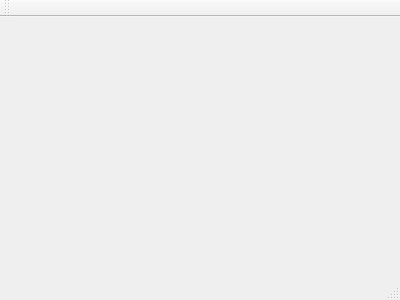
Above: src/gui/MainWindow.ui from highflyers/highflyers-gcs before the change. Below: the same form after it.
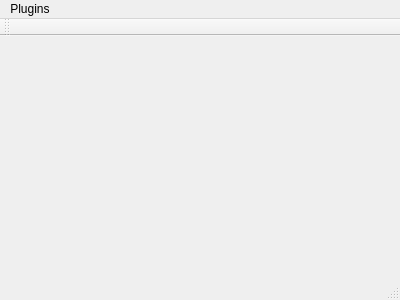
That is the form after the change.

Commit message: added core controller(draft) simple plugin loader gui implementation

What changed in the file:
```diff
--- a/src/gui/MainWindow.ui
+++ b/src/gui/MainWindow.ui
@@ -12,13 +12,40 @@
   <property name="windowTitle" >
    <string>MainWindow</string>
   </property>
-  <widget class="QMenuBar" name="menuBar" />
-  <widget class="QToolBar" name="mainToolBar" />
-  <widget class="QWidget" name="centralWidget" />
-  <widget class="QStatusBar" name="statusBar" />
+  <widget class="QWidget" name="centralWidget"/>
+  <widget class="QMenuBar" name="menuBar">
+   <property name="geometry">
+    <rect>
+     <x>0</x>
+     <y>0</y>
+     <width>400</width>
+     <height>19</height>
+    </rect>
+   </property>
+   <widget class="QMenu" name="menuPlugins">
+    <property name="title">
+     <string>Plugins</string>
+    </property>
+    <addaction name="actionLoad_Plugin"/>
+   </widget>
+   <addaction name="menuPlugins"/>
+  </widget>
+  <widget class="QToolBar" name="mainToolBar">
+   <attribute name="toolBarArea">
+    <enum>TopToolBarArea</enum>
+   </attribute>
+   <attribute name="toolBarBreak">
+    <bool>false</bool>
+   </attribute>
+  </widget>
+  <widget class="QStatusBar" name="statusBar"/>
+  <action name="actionLoad_Plugin">
+   <property name="text">
+    <string>Load Plugin...</string>
+   </property>
+  </action>
  </widget>
- <layoutDefault spacing="6" margin="11" />
- <pixmapfunction></pixmapfunction>
+ <layoutdefault spacing="6" margin="11"/>
  <resources/>
  <connections/>
 </ui>
```
Left out of the diff: 7 changed lines with no effect on the pictures. The commit also changes 10 other files.
